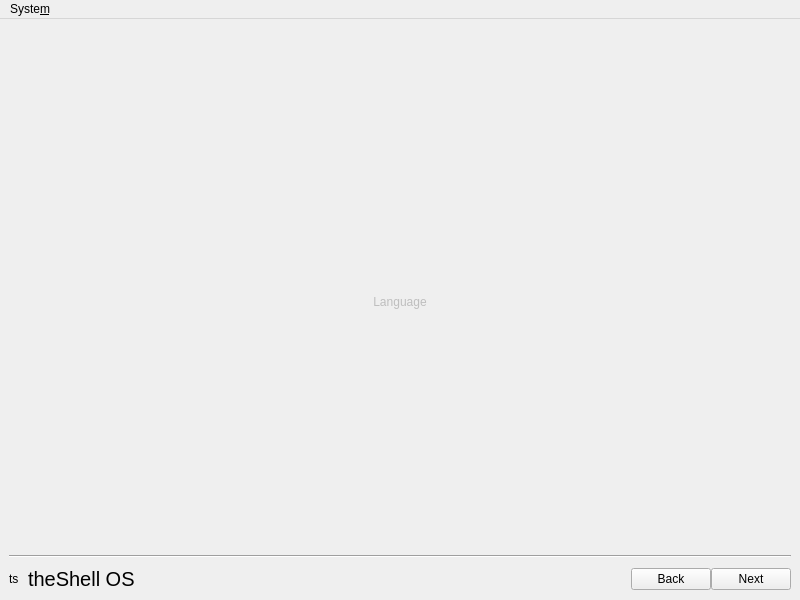
This is systemonboarding.ui in theCheeseboard/scallop as Qt 5 draws it before an edit. The edited form follows.
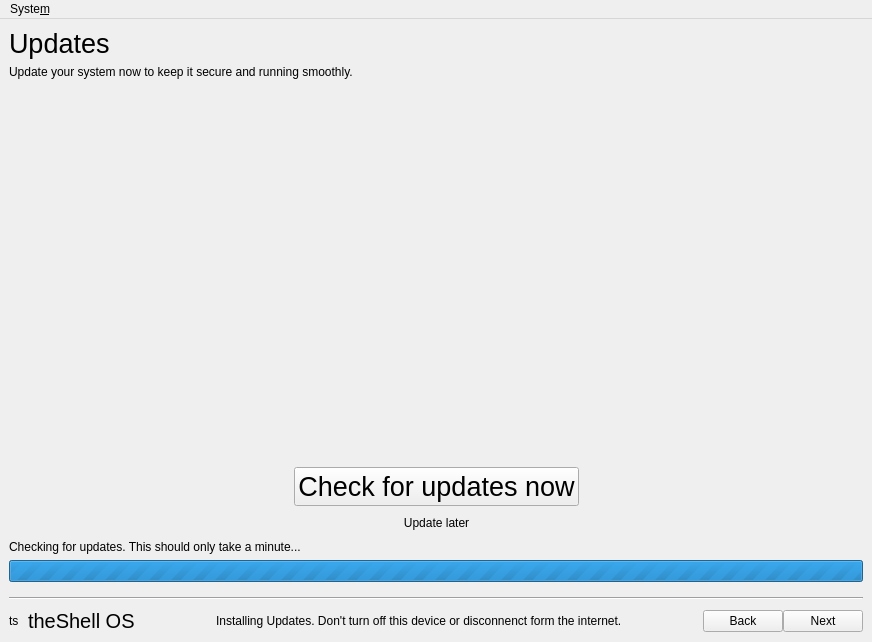
This is the edited form. The open tabs and pages were chosen to show the change. Icons and pictures are not drawn. Custom widgets are drawn as their Qt base class.

The edit to the form file:
```diff
--- a/systemonboarding.ui
+++ b/systemonboarding.ui
@@ -6,8 +6,8 @@
    <rect>
     <x>0</x>
     <y>0</y>
-    <width>800</width>
-    <height>600</height>
+    <width>872</width>
+    <height>642</height>
    </rect>
   </property>
   <property name="windowTitle">
@@ -175,6 +175,210 @@
         </item>
        </layout>
       </widget>
+      <widget class="QWidget" name="page_4">
+       <property name="autoFillBackground">
+        <bool>true</bool>
+       </property>
+       <layout class="QVBoxLayout" name="verticalLayout_5">
+        <item>
+         <widget class="QLabel" name="label_8">
+          <property name="font">
+           <font>
+            <pointsize>20</pointsize>
+           </font>
+          </property>
+          <property name="text">
+           <string>Network</string>
+          </property>
+         </widget>
+        </item>
+        <item>
+         <widget class="QLabel" name="label_9">
+          <property name="sizePolicy">
+           <sizepolicy hsizetype="Preferred" vsizetype="Maximum">
+            <horstretch>0</horstretch>
+            <verstretch>0</verstretch>
+           </sizepolicy>
+          </property>
+          <property name="text">
+           <string>Connect to the internet to automatically set the time and allow system updates to be performed.</string>
+          </property>
+          <property name="wordWrap">
+           <bool>true</bool>
+          </property>
+         </widget>
+        </item>
+        <item>
+         <widget class="NetworkWidget" name="networkwidget" native="true">
+          <property name="sizePolicy">
+           <sizepolicy hsizetype="Preferred" vsizetype="Expanding">
+            <horstretch>0</horstretch>
+            <verstretch>0</verstretch>
+           </sizepolicy>
+          </property>
+         </widget>
+        </item>
+       </layout>
+      </widget>
+      <widget class="QWidget" name="page_5">
+       <property name="autoFillBackground">
+        <bool>true</bool>
+       </property>
+       <layout class="QVBoxLayout" name="verticalLayout_6">
+        <item>
+         <widget class="QLabel" name="label_10">
+          <property name="font">
+           <font>
+            <pointsize>20</pointsize>
+           </font>
+          </property>
+          <property name="text">
+           <string>Updates</string>
+          </property>
+         </widget>
+        </item>
+        <item>
+         <widget class="QLabel" name="label_11">
+          <property name="sizePolicy">
+           <sizepolicy hsizetype="Preferred" vsizetype="Maximum">
+            <horstretch>0</horstretch>
+            <verstretch>0</verstretch>
+           </sizepolicy>
+          </property>
+          <property name="text">
+           <string>Update your system now to keep it secure and running smoothly.</string>
+          </property>
+          <property name="wordWrap">
+           <bool>true</bool>
+          </property>
+         </widget>
+        </item>
+        <item>
+         <spacer name="verticalSpacer_4">
+          <property name="orientation">
+           <enum>Qt::Vertical</enum>
+          </property>
+          <property name="sizeHint" stdset="0">
+           <size>
+            <width>20</width>
+            <height>40</height>
+           </size>
+          </property>
+         </spacer>
+        </item>
+        <item>
+         <widget class="QFrame" name="updateCheckButtons">
+          <layout class="QHBoxLayout" name="horizontalLayout_5">
+           <property name="leftMargin">
+            <number>0</number>
+           </property>
+           <property name="topMargin">
+            <number>0</number>
+           </property>
+           <property name="rightMargin">
+            <number>0</number>
+           </property>
+           <property name="bottomMargin">
+            <number>0</number>
+           </property>
+           <item>
+            <spacer name="horizontalSpacer_5">
+             <property name="orientation">
+              <enum>Qt::Horizontal</enum>
+             </property>
+             <property name="sizeHint" stdset="0">
+              <size>
+               <width>40</width>
+               <height>20</height>
+              </size>
+             </property>
+            </spacer>
+           </item>
+           <item>
+            <layout class="QVBoxLayout" name="verticalLayout_7">
+             <item>
+              <widget class="QPushButton" name="updateNow">
+               <property name="font">
+                <font>
+                 <pointsize>20</pointsize>
+                </font>
+               </property>
+               <property name="text">
+                <string>Check for updates now</string>
+               </property>
+              </widget>
+             </item>
+             <item>
+              <widget class="QPushButton" name="updateLater">
+               <property name="text">
+                <string>Update later</string>
+               </property>
+               <property name="flat">
+                <bool>true</bool>
+               </property>
+              </widget>
+             </item>
+            </layout>
+           </item>
+           <item>
+            <spacer name="horizontalSpacer_6">
+             <property name="orientation">
+              <enum>Qt::Horizontal</enum>
+             </property>
+             <property name="sizeHint" stdset="0">
+              <size>
+               <width>40</width>
+               <height>20</height>
+              </size>
+             </property>
+            </spacer>
+           </item>
+          </layout>
+         </widget>
+        </item>
+        <item>
+         <widget class="QFrame" name="updateCheckFrame">
+          <property name="frameShape">
+           <enum>QFrame::NoFrame</enum>
+          </property>
+          <property name="frameShadow">
+           <enum>QFrame::Raised</enum>
+          </property>
+          <layout class="QVBoxLayout" name="verticalLayout_8">
+           <property name="leftMargin">
+            <number>0</number>
+           </property>
+           <property name="topMargin">
+            <number>0</number>
+           </property>
+           <property name="rightMargin">
+            <number>0</number>
+           </property>
+           <property name="bottomMargin">
+            <number>0</number>
+           </property>
+           <item>
+            <widget class="QLabel" name="updateCheckDescription">
+             <property name="text">
+              <string>Checking for updates. This should only take a minute...</string>
+             </property>
+            </widget>
+           </item>
+           <item>
+            <widget class="QProgressBar" name="updateCheckProgressBar">
+             <property name="maximum">
+              <number>0</number>
+             </property>
+             <property name="value">
+              <number>-1</number>
+             </property>
+            </widget>
+           </item>
+          </layout>
+         </widget>
+        </item>
+       </layout>
+      </widget>
       <widget class="QWidget" name="page_2">
        <property name="autoFillBackground">
         <bool>true</bool>
@@ -363,6 +567,26 @@
            </property>
           </spacer>
          </item>
+         <item>
+          <widget class="QLabel" name="installingUpdatesLabel">
+           <property name="text">
+            <string>Installing Updates. Don't turn off this device or disconnenct form the internet.</string>
+           </property>
+          </widget>
+         </item>
+         <item>
+          <spacer name="horizontalSpacer_8">
+           <property name="orientation">
+            <enum>Qt::Horizontal</enum>
+           </property>
+           <property name="sizeHint" stdset="0">
+            <size>
+             <width>40</width>
+             <height>20</height>
+            </size>
+           </property>
+          </spacer>
+         </item>
          <item>
           <layout class="QHBoxLayout" name="horizontalLayout_3">
            <property name="spacing">
@@ -403,7 +627,7 @@
     <rect>
      <x>0</x>
      <y>0</y>
-     <width>800</width>
+     <width>872</width>
      <height>22</height>
     </rect>
    </property>
@@ -442,6 +666,15 @@
    <header>animatedstackedwidget.h</header>
    <container>1</container>
   </customwidget>
+  <customwidget>
+   <class>NetworkWidget</class>
+   <extends>QWidget</extends>
+   <header>networkmanager/networkwidget.h</header>
+   <container>1</container>
+   <slots>
+    <signal>networkAvailable(bool)</signal>
+   </slots>
+  </customwidget>
  </customwidgets>
  <resources/>
  <connections/>
```
Left out of the diff: 11 changed lines with no effect on the pictures.
